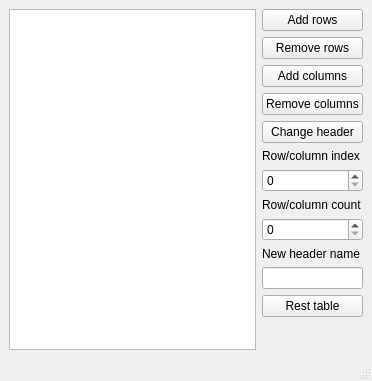
Before: the Qt Designer form mainwindow.ui in ForkWriter/QtTable, drawn with Qt 5.
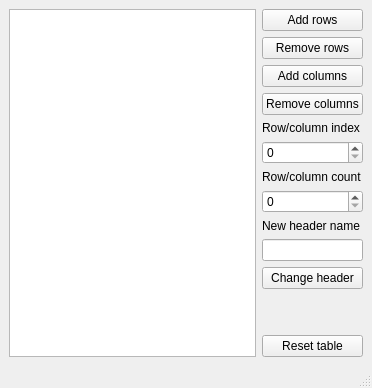
After: the same form once the commit is applied.

```diff
--- a/mainwindow.ui
+++ b/mainwindow.ui
@@ -45,13 +45,6 @@
         </property>
        </widget>
       </item>
-      <item>
-       <widget class="QPushButton" name="pushButton_5">
-        <property name="text">
-         <string>Change header</string>
-        </property>
-       </widget>
-      </item>
       <item>
        <widget class="QLabel" name="label">
         <property name="text">
@@ -89,10 +82,33 @@
         </property>
        </widget>
       </item>
+      <item>
+       <widget class="QPushButton" name="pushButton_5">
+        <property name="text">
+         <string>Change header</string>
+        </property>
+       </widget>
+      </item>
+      <item>
+       <spacer name="verticalSpacer_2">
+        <property name="orientation">
+         <enum>Qt::Vertical</enum>
+        </property>
+        <property name="sizeType">
+         <enum>QSizePolicy::Fixed</enum>
+        </property>
+        <property name="sizeHint" stdset="0">
+         <size>
+          <width>20</width>
+          <height>40</height>
+         </size>
+        </property>
+       </spacer>
+      </item>
       <item>
        <widget class="QPushButton" name="pushButton_6">
         <property name="text">
-         <string>Rest table</string>
+         <string>Reset table</string>
         </property>
        </widget>
       </item>
```
